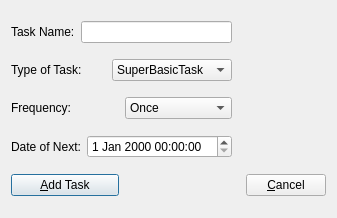
First picture: the form in TodoListProject/UI/ui_rough_draft/ui/add_task.ui, repository JamesMattice/CodingPractice, before the edit.
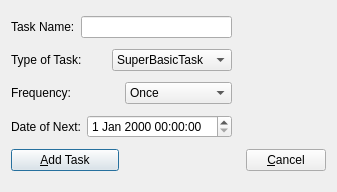
Second picture: the form after the edit.

```diff
--- a/TodoListProject/UI/ui_rough_draft/ui/add_task.ui
+++ b/TodoListProject/UI/ui_rough_draft/ui/add_task.ui
@@ -6,8 +6,8 @@
    <rect>
     <x>0</x>
     <y>0</y>
-    <width>314</width>
-    <height>218</height>
+    <width>311</width>
+    <height>192</height>
    </rect>
   </property>
   <property name="windowTitle">
```
